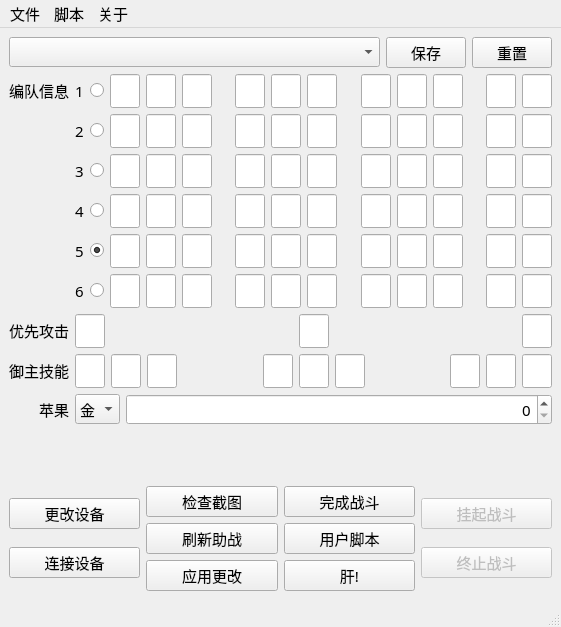
Above: ui/fgoMainWindow.ui from hgjazhgj/FGO-py before the change. Below: the same form after it.
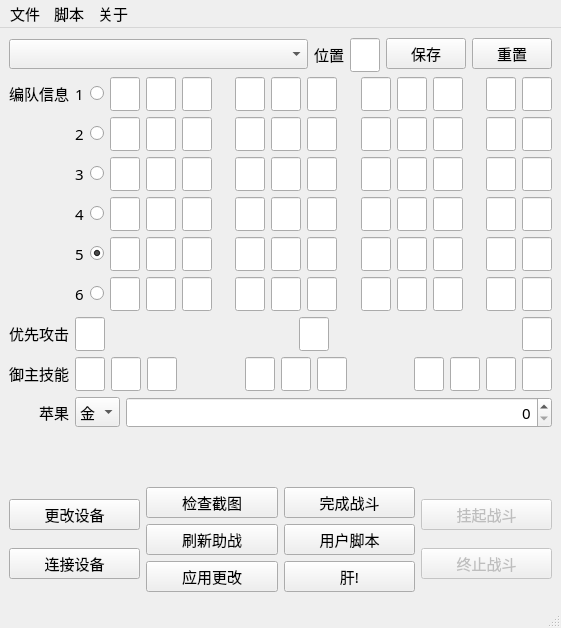
That is the form after the change.

What changed in the file:
```diff
--- a/ui/fgoMainWindow.ui
+++ b/ui/fgoMainWindow.ui
@@ -8,7 +8,7 @@
     <x>0</x>
     <y>0</y>
     <width>561</width>
-    <height>627</height>
+    <height>628</height>
    </rect>
   </property>
   <property name="font">
@@ -37,6 +37,41 @@
         </property>
        </widget>
       </item>
+      <item>
+       <widget class="QLabel" name="LBL_PARTY">
+        <property name="text">
+         <string>位置</string>
+        </property>
+       </widget>
+      </item>
+      <item>
+       <widget class="QLineEdit" name="TXT_PARTY">
+        <property name="minimumSize">
+         <size>
+          <width>30</width>
+          <height>34</height>
+         </size>
+        </property>
+        <property name="maximumSize">
+         <size>
+          <width>30</width>
+          <height>31</height>
+         </size>
+        </property>
+        <property name="contextMenuPolicy">
+         <enum>Qt::NoContextMenu</enum>
+        </property>
+        <property name="statusTip">
+         <string>所选编队在队伍列表中的位置,从左到右1-10,0为无效</string>
+        </property>
+        <property name="maxLength">
+         <number>2</number>
+        </property>
+        <property name="alignment">
+         <set>Qt::AlignRight|Qt::AlignTrailing|Qt::AlignVCenter</set>
+        </property>
+       </widget>
+      </item>
       <item>
        <widget class="QPushButton" name="BTN_PARTYSAVE">
         <property name="cursor">
@@ -2815,7 +2850,7 @@
            <set>Qt::AlignRight|Qt::AlignTrailing|Qt::AlignVCenter</set>
           </property>
           <property name="maximum">
-           <number>9999</number>
+           <number>114514</number>
           </property>
          </widget>
         </item>
@@ -3120,6 +3155,37 @@
           </property>
          </widget>
         </item>
+        <item>
+         <widget class="QLineEdit" name="TXT_MASTER_2_3">
+          <property name="minimumSize">
+           <size>
+            <width>30</width>
+            <height>34</height>
+           </size>
+          </property>
+          <property name="maximumSize">
+           <size>
+            <width>30</width>
+            <height>34</height>
+           </size>
+          </property>
+          <property name="contextMenuPolicy">
+           <enum>Qt::NoContextMenu</enum>
+          </property>
+          <property name="toolTip">
+           <string>如果对应位置没有从者脚本会卡死,请谨慎使用</string>
+          </property>
+          <property name="statusTip">
+           <string>换人礼装的参数,从左到右1-6,0为非换人礼装技能</string>
+          </property>
+          <property name="inputMask">
+           <string>9</string>
+          </property>
+          <property name="alignment">
+           <set>Qt::AlignRight|Qt::AlignTrailing|Qt::AlignVCenter</set>
+          </property>
+         </widget>
+        </item>
        </layout>
       </item>
      </layout>
@@ -3264,6 +3330,9 @@
           <property name="text">
            <string>挂起战斗</string>
           </property>
+          <property name="checkable">
+           <bool>true</bool>
+          </property>
          </widget>
         </item>
         <item>
```
Left out of the diff: 88 changed lines with no effect on the pictures.
